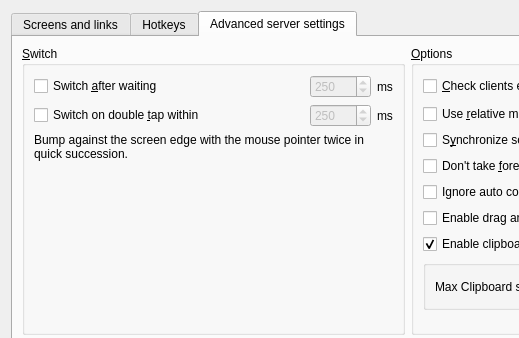
Adituacc/input-leap-, file src/gui/src/ServerConfigDialog.ui: the form before one commit; both pictures show x 0 to 519 and y 0 to 338 of the 816 by 545 pixel window.
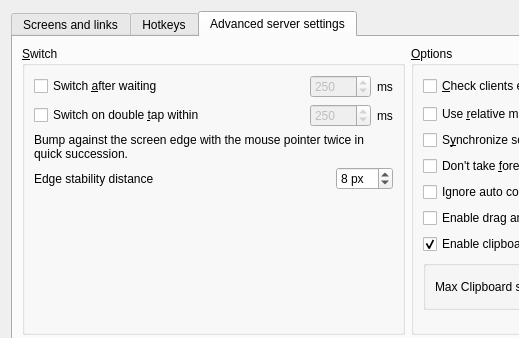
The form after the commit. The open tabs and pages were chosen to show the change. Icons and pictures are not drawn. Custom widgets are drawn as their Qt base class.

```diff
--- a/src/gui/src/ServerConfigDialog.ui
+++ b/src/gui/src/ServerConfigDialog.ui
@@ -397,6 +397,49 @@
             </item>
            </layout>
           </item>
+          <item>
+           <layout class="QHBoxLayout" name="horizontalLayoutHysteresis">
+            <item>
+             <widget class="QLabel" name="m_pLabelSwitchHysteresis">
+              <property name="text">
+               <string>Edge stability distance</string>
+              </property>
+              <property name="toolTip">
+               <string>Moves the pointer this far inside the destination screen to prevent accidental bounce-back.</string>
+              </property>
+             </widget>
+            </item>
+            <item>
+             <spacer name="horizontalSpacerHysteresis">
+              <property name="orientation">
+               <enum>Qt::Horizontal</enum>
+              </property>
+              <property name="sizeHint" stdset="0">
+               <size>
+                <width>40</width>
+                <height>20</height>
+               </size>
+              </property>
+             </spacer>
+            </item>
+            <item>
+             <widget class="QSpinBox" name="m_pSpinBoxSwitchHysteresis">
+              <property name="minimum">
+               <number>0</number>
+              </property>
+              <property name="maximum">
+               <number>64</number>
+              </property>
+              <property name="value">
+               <number>8</number>
+              </property>
+              <property name="suffix">
+               <string> px</string>
+              </property>
+             </widget>
+            </item>
+           </layout>
+          </item>
           <item>
            <spacer>
             <property name="orientation">
```
